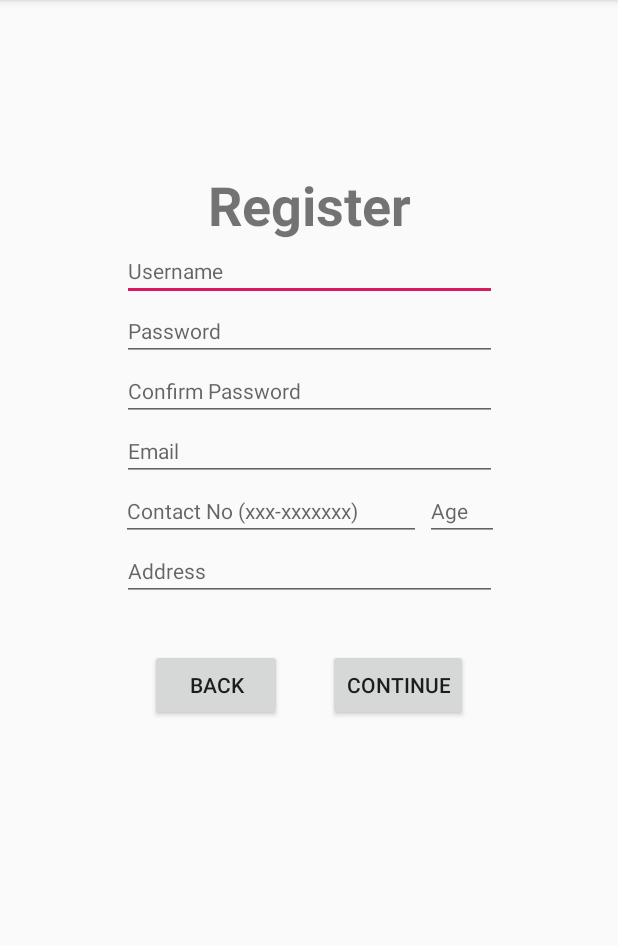
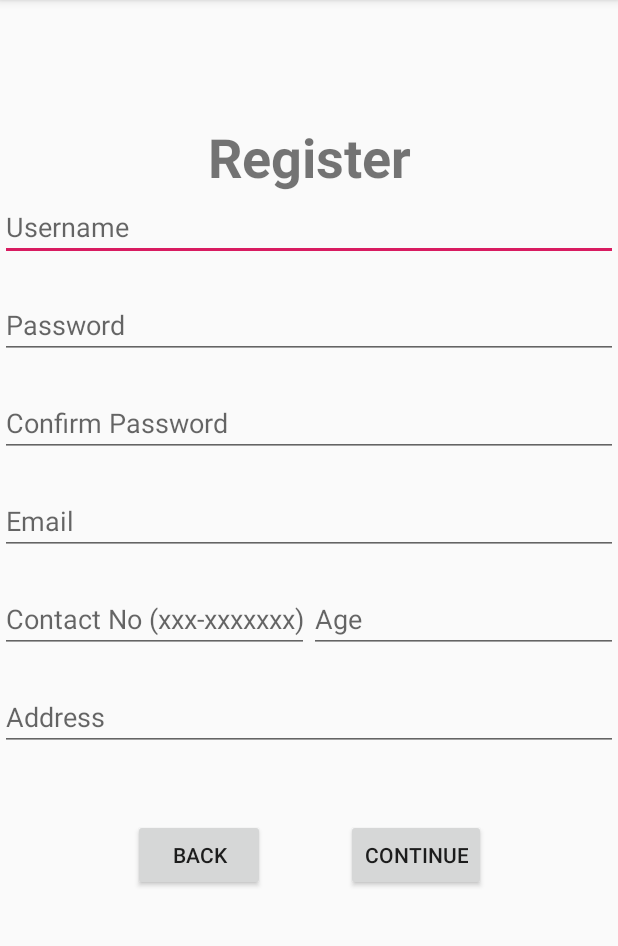
Before and after one commit to LiuChunKit/MobileAssignment, an Android app: the SignUpActivity screen opened directly, with no data from a screen before it, on a phone screen of 412 x 824 dp, the part 84-1030 px from its top. Run offline under Robolectric (Android 15) with nearby library versions, the phone set to English and light mode, and no system bars; our stand-ins replace Firebase (no records; nobody signed in at launch, a user with empty details on screens opened directly).

Commit message:
8/1/2020 Commit

```diff
--- a/app/src/main/AndroidManifest.xml
+++ b/app/src/main/AndroidManifest.xml
@@ -17,6 +17,7 @@
             </intent-filter>
         </activity>
         <activity android:name=".signup.SignUpActivity"></activity>
+        <activity android:name=".ResetPassword"></activity>
         <activity android:name=".LoginActivity"></activity>
         <activity android:name=".HomePage"></activity>
     </application>
--- a/app/src/main/java/com/example/mobileassignment/HomePage.kt
+++ b/app/src/main/java/com/example/mobileassignment/HomePage.kt
@@ -15,5 +15,6 @@ class HomePage: AppCompatActivity() {
 
         mAuth = FirebaseAuth.getInstance()
 
+        mAuth.signOut()
     }
 }
--- a/app/src/main/java/com/example/mobileassignment/LoginActivity.kt
+++ b/app/src/main/java/com/example/mobileassignment/LoginActivity.kt
@@ -88,7 +88,7 @@ class LoginActivity : AppCompatActivity() {
 
         if (currentUser != null) {
             if (currentUser.isEmailVerified) {
-                startActivity(Intent(this, addJobActivity::class.java))
+                startActivity(Intent(this, HomePage::class.java))
                 finish()
             } else {
                 Toast.makeText(
--- a/app/src/main/java/com/example/mobileassignment/models/Education.kt
+++ b/app/src/main/java/com/example/mobileassignment/models/Education.kt
@@ -1,4 +1,6 @@
 package com.example.mobileassignment.models
 
+import com.google.firebase.auth.FirebaseUser
 
-data class Education(val educationId:Int, val schoolName:String = "", val fieldOfStudy:String = "", val qualification:String = "", val graduateDate: String ="", val user: User)
+
+data class Education(val educationId:String = "", val schoolName:String = "", val fieldOfStudy:String = "", val qualification:String = "", val graduateDate: String ="", val user_id: FirebaseUser?)
--- a/app/src/main/java/com/example/mobileassignment/models/User.kt
+++ b/app/src/main/java/com/example/mobileassignment/models/User.kt
@@ -5,9 +5,8 @@ data class User(
     val user_role: String = "",
     val user_name: String ="",
     val user_password: String ="",
-    val user_confirmPassword: String ="",
     val user_email: String ="",
     val user_contactNo: String ="",
-    val user_age: Int,
+    val user_age: Int = 0,
     val user_address: String =""
 )
--- a/app/src/main/java/com/example/mobileassignment/signup/SignUpActivity.kt
+++ b/app/src/main/java/com/example/mobileassignment/signup/SignUpActivity.kt
@@ -22,7 +22,6 @@ class SignUpActivity : AppCompatActivity() {
 
     private var mAuth = FirebaseAuth.getInstance()
     private var userDatabase = FirebaseDatabase.getInstance().getReference("User")
-    private var educationDatabase = FirebaseDatabase.getInstance().getReference("Education")
 //    private var workingExpDatabase = FirebaseDatabase.getInstance().getReference("Experience")
 
     override fun onCreate(savedInstanceState: Bundle?) {
@@ -32,55 +31,15 @@ class SignUpActivity : AppCompatActivity() {
         mAuth = FirebaseAuth.getInstance()
 
         val registerBtn = findViewById<Button>(R.id.registerBtn_signUp)
-        val registerEducationBtn = findViewById<Button>(R.id.eduConfirmButton)
-        val registerExperienceBtn = findViewById<Button>(R.id.expSubmitButton)
 
         val backBtn = findViewById<Button>(R.id.backBtn_signUp)
 
         registerBtn.setOnClickListener {
             saveNewUser()
         }
-
-//        registerEducationBtn.setOnClickListener {
-//            saveUserEducation()
-//        }
-//
-//        registerExperienceBtn.setOnClickListener {
-//            saveUserExperience()
-//        }
-
         backBtn.setOnClickListener {
             backFunction()
         }
-    }
-
-    private fun saveUserExperience() {
-        TODO("not implemented") //To change body of created functions use File | Settings | File Templates.
-    }
-
-    private fun saveUserEducation() {
-
-//        mAuth = FirebaseAuth.getInstance()
-//
-//        val schoolName = schoolNameText_edu.text.toString()
-//        val fieldOfStudy = fieldOfStudyText_edu.text.toString()
-//        val qualification = qualificationText_edu.text.toString()
-//        val graduateDate = graduateDateText_edu.text.toString()
-//
-//        val educationObject = Education(
-//            educationId,
-//            schoolName,
-//            fieldOfStudy,
-//            qualification,
-//            graduateDate
-//        )
-//
-//        educationDatabase.child(educationId!!).setValue(educationObject).addOnCompleteListener {
-//
-//            saveUserExperience()
-//        }
-
-
     }
 
     private fun saveNewUser() {
@@ -149,7 +108,6 @@ class SignUpActivity : AppCompatActivity() {
         val userName = usernameText_signUp.text.toString()
         val userRole = "finder"
         val userPassword = passwordText_signUp.text.toString()
-        val userConfirmPassword = confirmPasswordText_signUp.text.toString()
         val userEmail = emailText_signUp.text.toString()
         val userContactNo = contactNoText_signUp.text.toString()
         val userAge = ageText_signUp.text.toString().toInt()
@@ -168,7 +126,6 @@ class SignUpActivity : AppCompatActivity() {
                         userRole,
                         userName,
                         userPassword,
-                        userConfirmPassword,
                         userEmail,
                         userContactNo,
                         userAge,
@@ -192,15 +149,12 @@ class SignUpActivity : AppCompatActivity() {
 
                     updateUI(user)
 
-
                     userDatabase.child(userId!!).setValue(userObject).addOnCompleteListener {
                         Toast.makeText(
                             applicationContext,
                             "Your register is successfully.",
                             Toast.LENGTH_SHORT
                         ).show()
-
-//                        saveUserEducation()
                     }
 
                 } else {
@@ -208,12 +162,9 @@ class SignUpActivity : AppCompatActivity() {
                         baseContext, "Sign Up failed. Please try again.",
                         Toast.LENGTH_SHORT
                     ).show()
+
                     updateUI(null)
-
-
                 }
-
-
             }
     }
 
@@ -225,8 +176,6 @@ class SignUpActivity : AppCompatActivity() {
         startActivity(Intent(this, MainActivity::class.java))
     }
 }
-
-
 
 
 //        DatePicker
--- a/app/src/main/res/layout/activity_main.xml
+++ b/app/src/main/res/layout/activity_main.xml
@@ -11,7 +11,7 @@
         android:layout_width="109dp"
         android:layout_height="wrap_content"
         android:layout_marginTop="500dp"
-        android:text="@string/forgetPass"
+        android:text="@string/lblForgetPassword"
         android:textColor="#3F51B5"
         android:visibility="visible"
         app:layout_constraintBottom_toBottomOf="parent"
--- a/app/src/main/res/layout/sign_up_activity.xml
+++ b/app/src/main/res/layout/sign_up_activity.xml
@@ -5,7 +5,7 @@
     android:id="@+id/linearLayout"
     android:layout_width="match_parent"
     android:layout_height="wrap_content"
-    android:layout_marginTop="112dp">
+    android:layout_marginTop="80dp">
 
     <TextView
         android:id="@+id/registerUser"
@@ -22,38 +22,38 @@
 
     <EditText
         android:id="@+id/usernameText_signUp"
-        android:layout_width="250dp"
+        android:layout_width="0dp"
         android:layout_height="wrap_content"
-        android:layout_marginStart="24dp"
-        android:layout_marginEnd="24dp"
         android:ems="10"
         android:hint="@string/hint_usernameText"
         android:inputType="textPersonName"
-        android:textSize="14sp"
+        android:textSize="18sp"
         app:layout_constraintEnd_toEndOf="parent"
         app:layout_constraintStart_toStartOf="parent"
         app:layout_constraintTop_toBottomOf="@+id/registerUser" />
 
     <EditText
         android:id="@+id/passwordText_signUp"
-        android:layout_width="250dp"
+        android:layout_width="0dp"
         android:layout_height="wrap_content"
+        android:layout_marginTop="20dp"
         android:ems="10"
         android:hint="@string/hint_PasswordText"
         android:inputType="textPassword"
-        android:textSize="14sp"
+        android:textSize="18sp"
         app:layout_constraintEnd_toEndOf="parent"
         app:layout_constraintStart_toStartOf="parent"
         app:layout_constraintTop_toBottomOf="@+id/usernameText_signUp" />
 
     <EditText
         android:id="@+id/confirmPasswordText_signUp"
-        android:layout_width="250dp"
+        android:layout_width="0dp"
         android:layout_height="wrap_content"
+        android:layout_marginTop="20dp"
         android:ems="10"
         android:hint="@string/hint_ConfirmPasswordText"
         android:inputType="textPassword"
-        android:textSize="14sp"
+        android:textSize="18sp"
         app:layout_constraintBottom_toTopOf="@+id/emailText_signUp"
         app:layout_constraintEnd_toEndOf="parent"
         app:layout_constraintStart_toStartOf="parent"
@@ -61,52 +61,52 @@
 
     <EditText
         android:id="@+id/emailText_signUp"
-        android:layout_width="250dp"
+        android:layout_width="0dp"
         android:layout_height="wrap_content"
+        android:layout_marginTop="20dp"
         android:ems="10"
         android:hint="@string/hint_EmailText"
         android:inputType="textEmailAddress"
-        android:textSize="14sp"
+        android:textSize="18sp"
         app:layout_constraintEnd_toEndOf="parent"
         app:layout_constraintStart_toStartOf="parent"
         app:layout_constraintTop_toBottomOf="@+id/confirmPasswordText_signUp" />
 
     <EditText
         android:id="@+id/contactNoText_signUp"
-        android:layout_width="200dp"
-        android:layout_height="0dp"
-        android:layout_marginStart="81dp"
-        android:layout_marginEnd="1dp"
+        android:layout_width="0dp"
+        android:layout_height="wrap_content"
+        android:layout_marginTop="20dp"
         android:ems="10"
         android:hint="@string/hint_ContactNoText"
         android:inputType="phone"
-        android:textSize="14sp"
+        android:textSize="18sp"
         app:layout_constraintEnd_toStartOf="@+id/ageText_signUp"
         app:layout_constraintStart_toStartOf="parent"
         app:layout_constraintTop_toBottomOf="@+id/emailText_signUp" />
 
     <EditText
         android:id="@+id/ageText_signUp"
-        android:layout_width="49dp"
-        android:layout_height="0dp"
-        android:layout_marginStart="1dp"
-        android:layout_marginEnd="80dp"
+        android:layout_width="0dp"
+        android:layout_height="wrap_content"
+        android:layout_marginTop="20dp"
         android:ems="10"
         android:hint="@string/hint_Age"
         android:inputType="number"
-        android:textSize="14sp"
+        android:textSize="18sp"
         app:layout_constraintEnd_toEndOf="parent"
         app:layout_constraintStart_toEndOf="@+id/contactNoText_signUp"
         app:layout_constraintTop_toBottomOf="@+id/emailText_signUp" />
 
     <EditText
         android:id="@+id/addressText_signUp"
-        android:layout_width="250dp"
-        android:layout_height="0dp"
+        android:layout_width="0dp"
+        android:layout_height="wrap_content"
+        android:layout_marginTop="20dp"
         android:ems="10"
         android:hint="@string/hint_AddressText"
         android:inputType="textPersonName"
-        android:textSize="14sp"
+        android:textSize="18sp"
         app:layout_constraintEnd_toEndOf="parent"
         app:layout_constraintStart_toStartOf="parent"
         app:layout_constraintTop_toBottomOf="@+id/ageText_signUp" />
@@ -115,20 +115,24 @@
         android:id="@+id/registerBtn_signUp"
         android:layout_width="wrap_content"
         android:layout_height="0dp"
-        android:layout_marginTop="32dp"
+        android:layout_marginStart="28dp"
+        android:layout_marginTop="45dp"
         android:layout_marginEnd="100dp"
         android:text="@string/lblContinue"
         app:layout_constraintEnd_toEndOf="parent"
+        app:layout_constraintStart_toEndOf="@+id/backBtn_signUp"
         app:layout_constraintTop_toBottomOf="@+id/addressText_signUp" />
 
     <Button
         android:id="@+id/backBtn_signUp"
-        android:layout_width="0dp"
+        android:layout_width="wrap_content"
         android:layout_height="wrap_content"
         android:layout_marginStart="100dp"
-        android:layout_marginTop="32dp"
+        android:layout_marginTop="45dp"
+        android:layout_marginEnd="26dp"
         android:onClick="backBtn"
         android:text="@string/lblBack"
+        app:layout_constraintEnd_toStartOf="@+id/registerBtn_signUp"
         app:layout_constraintStart_toStartOf="parent"
         app:layout_constraintTop_toBottomOf="@+id/addressText_signUp" />
 
```
Also changed, not shown: app/src/main/java/com/example/mobileassignment/MainActivity.kt (+40 -34 lines), app/src/main/java/com/example/mobileassignment/ResetPassword.kt (added, +78 -0 lines), app/src/main/java/com/example/mobileassignment/SignUpEducation.kt (added, +70 -0 lines), app/src/main/java/com/example/mobileassignment/SignUpExperience.kt (added, +58 -0 lines), app/src/main/java/com/example/mobileassignment/signup/SignUpEducationActivity.kt (deleted, +0 -51 lines), app/src/main/res/layout/resetpassword_activity.xml (+59 -14 lines), app/src/main/res/layout/sign_up_education.xml (+9 -7 lines), app/src/main/res/layout/sign_up_experience.xml (+32 -17 lines), app/src/main/res/values/strings.xml (+12 -3 lines).
